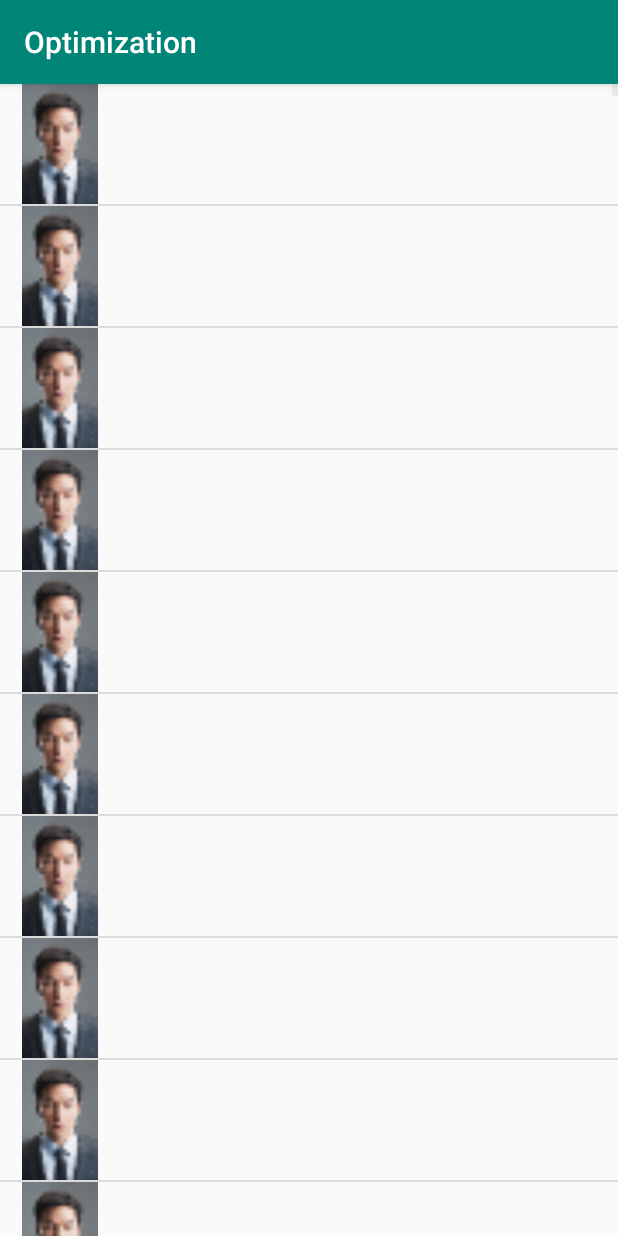
After one commit to bryanrady/Optimization, an Android app: the MemoryCompressActivity screen opened directly, with no data from a screen before it, on a phone screen of 412 x 824 dp. The commit adds this screen. Run offline under Robolectric (Android 15) with nearby library versions, the phone set to English and light mode, and no system bars.

Commit message:
Bitmap内存管理。

```diff
--- a/app/build.gradle
+++ b/app/build.gradle
@@ -26,7 +26,7 @@ android {
     }
     externalNativeBuild {
         cmake {
-            path "CMakeLists.txt"
+            path "src/main/cpp/bitmap/CMakeLists.txt"
             version "3.10.2"
         }
     }
--- a/app/src/main/AndroidManifest.xml
+++ b/app/src/main/AndroidManifest.xml
@@ -39,7 +39,8 @@
 
         <activity android:name=".advertisement.PlayerActivity"/>
 
-        <activity android:name=".bitmap.compress.FileCompressActivity"/>
+        <activity android:name=".bitmap.compress.file.FileCompressActivity"/>
+        <activity android:name=".bitmap.compress.memory.MemoryCompressActivity"/>
 
     </application>
 
--- a/app/src/main/java/com/bryanrady/optimization/bitmap/compress/FileCompressActivity.java
+++ b/app/src/main/java/com/bryanrady/optimization/bitmap/compress/file/FileCompressActivity.java
@@ -1,4 +1,4 @@
-package com.bryanrady.optimization.bitmap.compress;
+package com.bryanrady.optimization.bitmap.compress.file;
 
 import android.graphics.Bitmap;
 import android.graphics.BitmapFactory;
@@ -14,7 +14,6 @@ import java.io.FileOutputStream;
 import java.io.IOException;
 
 import androidx.appcompat.app.AppCompatActivity;
-import androidx.core.graphics.BitmapCompat;
 
 /**
  * @author: wangqingbin
@@ -31,7 +30,7 @@ public class FileCompressActivity extends AppCompatActivity {
     @Override
     protected void onCreate(Bundle savedInstanceState) {
         super.onCreate(savedInstanceState);
-        setContentView(R.layout.activity_bitmap_compress);
+        setContentView(R.layout.activity_bitmap_file_compress);
 
         mSrcBitmap = BitmapFactory.decodeResource(getResources(), R.mipmap.lance);
 
--- /dev/null
+++ b/app/src/main/java/com/bryanrady/optimization/bitmap/compress/memory/ImageCache.java
@@ -0,0 +1,84 @@
+package com.bryanrady.optimization.bitmap.compress.memory;
+
+import android.app.ActivityManager;
+import android.content.Context;
+import android.graphics.Bitmap;
+import android.graphics.BitmapFactory;
+import android.util.LruCache;
+
+/**
+ * 图片缓存（内存缓存+磁盘缓存）
+ * @author: wangqingbin
+ * @date: 2020/2/28 15:33
+ */
+public class ImageCache {
+
+    private static ImageCache instance = null;
+
+    private ImageCache(){
+
+    }
+
+    public static ImageCache getInstance(){
+        if (instance == null){
+            synchronized (ImageCache.class){
+                if (instance == null){
+                    instance = new ImageCache();
+                }
+            }
+        }
+        return instance;
+    }
+
+    private Context mContext;
+    private LruCache<String, Bitmap> mMemoryCache;
+    private BitmapFactory.Options mOptions;
+
+    public void init(Context context, String dir){
+        this.mContext = context.getApplicationContext();
+        //通过系统的Application获取系统服务，原因不多说了，内存泄漏隐患
+        ActivityManager am = (ActivityManager) mContext.getSystemService(Context.ACTIVITY_SERVICE);
+        if (am != null){
+            //获取程序可用的最大内存
+            int largeMemoryClass = am.getLargeMemoryClass();
+            mMemoryCache = new LruCache<String, Bitmap>(largeMemoryClass / 8 * 1204 * 1024) {
+
+                /**
+                 * 返回value所占用的内存大小
+                 * @param key
+                 * @param value
+                 * @return
+                 */
+                @Override
+                protected int sizeOf(String key, Bitmap value) {
+                    return value.getByteCount();
+                }
+
+                /**
+                 * 当bitmap从Lru缓存中移除时回调
+                 * @param evicted
+                 * @param key
+                 * @param oldValue
+                 * @param newValue
+                 */
+                @Override
+                protected void entryRemoved(boolean evicted, String key, Bitmap oldValue, Bitmap newValue) {
+                    super.entryRemoved(evicted, key, oldValue, newValue);
+                }
+            };
+        }
+    }
+
+    public void putBitmap2MemoryCache(String key, Bitmap bitmap){
+        mMemoryCache.put(key,bitmap);
+    }
+
+    public Bitmap getBitmapFromMemoryCache(String key){
+        if (key != null){
+            return mMemoryCache.get(key);
+        }
+        return null;
+    }
+
+
+}
--- /dev/null
+++ b/app/src/main/java/com/bryanrady/optimization/bitmap/compress/memory/ImageResize.java
@@ -0,0 +1,76 @@
+package com.bryanrady.optimization.bitmap.compress.memory;
+
+import android.content.Context;
+import android.graphics.Bitmap;
+import android.graphics.BitmapFactory;
+import android.util.Log;
+
+/**
+ * 图片缩放
+ * @author: wangqingbin
+ * @date: 2020/2/28 11:52
+ */
+public class ImageResize {
+
+    /**
+     * 对图片进行缩放(压缩)
+     * @param context
+     * @param resourceId
+     * @param needWidth
+     * @param needHeight
+     * @param hasAlpha
+     * @param reusable
+     * @return
+     */
+    public static Bitmap resizeBitmap(Context context, int resourceId, int needWidth, int needHeight, boolean hasAlpha, Bitmap reusable){
+        //用于控制图片解码工具
+        BitmapFactory.Options options = new BitmapFactory.Options();
+        //将这个设置为true表示只解码图片的边界信息 即解码出outXXX参数
+        options.inJustDecodeBounds = true;
+        //加载图片，这时候图片并没有真正加载到内存当中，我们只是解析出图片的原始信息而已
+        Bitmap bitmap = BitmapFactory.decodeResource(context.getResources(), resourceId, options);
+        if (bitmap != null){
+            Log.d("wangqingbin","bitmap=="+bitmap.getByteCount());
+        }else{
+            Log.d("wangqingbin","bitmap null");
+        }
+        //获取到原图的宽高
+        int width = options.outWidth;
+        int height = options.outHeight;
+        //采样率(缩放系数)
+        options.inSampleSize = calculateInSampleSize(width, height, needWidth, needHeight);
+        options.inJustDecodeBounds = false;
+        //如果不需要alpha通道
+        if (!hasAlpha){
+            options.inPreferredConfig = Bitmap.Config.RGB_565;
+        }
+        //返回缩放后的图片
+        return BitmapFactory.decodeResource(context.getResources(), resourceId, options);
+    }
+
+    /**
+     * 计算采样率(也就是缩放系数)
+     *      我们根据图片的宽高和要求缩放的宽高来进行计算
+     * @param width
+     * @param height
+     * @param needWidth
+     * @param needHeight
+     * @return
+     */
+    private static int calculateInSampleSize(int width, int height, int needWidth, int needHeight){
+        int inSampleSize = 1;
+        //如果原图宽高大于需要图片的宽高 才进行缩放 否则就不进行缩放
+        if (width > needWidth && height > needHeight){
+            //缩放2倍
+            inSampleSize = 2;
+            //如果缩放了之后 原图宽高还是大于需要图片的宽高  那我们就继续进行缩放
+            while (width/inSampleSize > needWidth && height/inSampleSize > needHeight){
+                //在原来的基础上再继续缩放2倍
+                inSampleSize *= 2;
+            }
+        }
+        return inSampleSize;
+    }
+
+
+}
--- /dev/null
+++ b/app/src/main/java/com/bryanrady/optimization/bitmap/compress/memory/MemoryCompressActivity.java
@@ -0,0 +1,91 @@
+package com.bryanrady.optimization.bitmap.compress.memory;
+
+import android.graphics.Bitmap;
+import android.graphics.BitmapFactory;
+import android.os.Bundle;
+import android.util.Log;
+import android.widget.ListView;
+
+import com.bryanrady.optimization.R;
+import com.bryanrady.optimization.leaked.FixLeakedUtils;
+
+import androidx.annotation.Nullable;
+import androidx.appcompat.app.AppCompatActivity;
+
+/**
+ * @author: wangqingbin
+ * @date: 2020/2/27 17:15
+ */
+public class MemoryCompressActivity extends AppCompatActivity {
+
+    public static final String TAG = MemoryCompressActivity.class.getSimpleName();
+
+    @Override
+    protected void onCreate(@Nullable Bundle savedInstanceState) {
+        super.onCreate(savedInstanceState);
+        setContentView(R.layout.activity_bitmap_memory_compress);
+
+        ImageCache.getInstance().init(this,"");
+
+        ListView listView = findViewById(R.id.listView);
+        listView.setAdapter(new MyAdapter(this));
+
+        /**
+         * 我们把lance_p这张图片放到不同的资源目录下，看一下图片所占用的内存大小是否有变化？
+         */
+        Bitmap bitmap = BitmapFactory.decodeResource(getResources(), R.mipmap.lance);
+        if (bitmap != null){
+            i(bitmap);
+        }
+        /**
+         *  hdpi:       图片708 * 1106, 内存大小是: 3132192
+         *
+         *  mdpi:       图片1062 * 1659, 内存大小是:7047432
+         *
+         *  xhdpi:      图片531 * 830, 内存大小是:  1762920
+         *
+         *  xxhdpi:     图片354 * 553, 内存大小是:  783048
+         *
+         *  xxxhdpi:    图片266 * 415, 内存大小是:  441560
+         *
+         *  随便把一张图片放在不同的资源目录下，图片所占的内存变化十分巨大，所以我们要合理的将图片放在合适的分辨率资源中。
+         *
+         */
+
+
+        /**
+         * 这里加载同一资源目录下的三张分辨率一样的不同格式的图片  这三张图片所占用的内存大小一样吗?
+         */
+        Bitmap png = BitmapFactory.decodeResource(getResources(), R.mipmap.lance_p);
+        if (png != null){
+            i(png);
+        }
+        Bitmap jpeg = BitmapFactory.decodeResource(getResources(), R.mipmap.lance_j);
+        if (jpeg != null){
+            i(jpeg);
+        }
+        Bitmap webp = BitmapFactory.decodeResource(getResources(), R.mipmap.lance_w);
+        if (webp != null){
+            i(webp);
+        }
+        /**
+         * 图片426 * 524, 内存大小是:892896
+         * 通过打印得知 这三张图片所占用的内存大小都是一样的。
+         * 由此可得知，位图所占的内存大小和图片格式没什么关系，只和图片分辨率和像素位有关系。
+         */
+
+    }
+
+    void i(Bitmap bitmap){
+        //bitmap.getByteCount() 返回可用于存储此位图像素的最小字节数
+        Log.i(TAG,"图片"+bitmap.getWidth()+" * "+bitmap.getHeight()+", 内存大小是:" + bitmap.getByteCount());
+    }
+
+    @Override
+    protected void onDestroy() {
+        super.onDestroy();
+        //华为手机引发的泄漏
+        FixLeakedUtils.fixInputMethodManagerLastSrvView(this);
+        FixLeakedUtils.fixInputMethodManagerLeak(this);
+    }
+}
--- /dev/null
+++ b/app/src/main/java/com/bryanrady/optimization/bitmap/compress/memory/MyAdapter.java
@@ -0,0 +1,70 @@
+package com.bryanrady.optimization.bitmap.compress.memory;
+
+import android.content.Context;
+import android.graphics.Bitmap;
+import android.graphics.BitmapFactory;
+import android.view.LayoutInflater;
+import android.view.View;
+import android.view.ViewGroup;
+import android.widget.BaseAdapter;
+import android.widget.ImageView;
+
+import com.bryanrady.optimization.R;
+
+/**
+ * @author: wangqingbin
+ * @date: 2020/2/28 11:43
+ */
+public class MyAdapter extends BaseAdapter {
+
+    private Context mContext;
+
+    public MyAdapter(Context context) {
+        this.mContext = context;
+    }
+
+    @Override
+    public int getCount() {
+        return 999;
+    }
+
+    @Override
+    public Object getItem(int position) {
+        return null;
+    }
+
+    @Override
+    public long getItemId(int position) {
+        return 0;
+    }
+
+    @Override
+    public View getView(int position, View convertView, ViewGroup parent) {
+        ViewHolder holder;
+        if (null == convertView) {
+            convertView = LayoutInflater.from(mContext).inflate(R.layout.listview_memory_compress_item, parent, false);
+            holder = new ViewHolder(convertView);
+            convertView.setTag(holder);
+        } else {
+            holder = (ViewHolder) convertView.getTag();
+        }
+
+        //从服务器上获取的图片
+        Bitmap bitmap = BitmapFactory.decodeResource(mContext.getResources(), R.mipmap.lance);
+        bitmap = ImageResize.resizeBitmap(mContext, R.mipmap.lance, 80, 80, false, null);
+
+
+
+        holder.iv.setImageBitmap(bitmap);
+        return convertView;
+    }
+
+    static class ViewHolder {
+
+        ImageView iv;
+
+        ViewHolder(View view) {
+            iv = view.findViewById(R.id.iv);
+        }
+    }
+}
--- /dev/null
+++ b/app/src/main/res/layout/activity_bitmap_memory_compress.xml
@@ -0,0 +1,13 @@
+<?xml version="1.0" encoding="utf-8"?>
+<LinearLayout xmlns:android="http://schemas.android.com/apk/res/android"
+    android:orientation="vertical"
+    android:layout_width="match_parent"
+    android:layout_height="match_parent">
+
+    <ListView
+        android:id="@+id/listView"
+        android:layout_width="match_parent"
+        android:layout_height="match_parent">
+    </ListView>
+
+</LinearLayout>
--- /dev/null
+++ b/app/src/main/res/layout/listview_memory_compress_item.xml
@@ -0,0 +1,11 @@
+<?xml version="1.0" encoding="utf-8"?>
+<FrameLayout xmlns:android="http://schemas.android.com/apk/res/android"
+    android:layout_width="match_parent"
+    android:layout_height="match_parent">
+
+    <ImageView
+        android:id="@+id/iv"
+        android:layout_width="80dp"
+        android:layout_height="80dp" />
+
+</FrameLayout>
```
Also changed, not shown: app/src/main/java/com/bryanrady/optimization/MainActivity.java (+8 -1 lines), app/src/main/res/layout/activity_main.xml (+10 -0 lines), app/src/main/res/layout/activity_bitmap_file_compress.xml (renamed from app/src/main/res/layout/activity_bitmap_compress.xml), app/src/main/res/mipmap-xxhdpi/lance.png (renamed from app/src/main/res/mipmap-xhdpi/lance.png), app/src/main/res/mipmap-xxhdpi/lance_j.jpg (added), app/src/main/res/mipmap-xxhdpi/lance_p.png (added), app/src/main/res/mipmap-xxhdpi/lance_w.webp (added).
